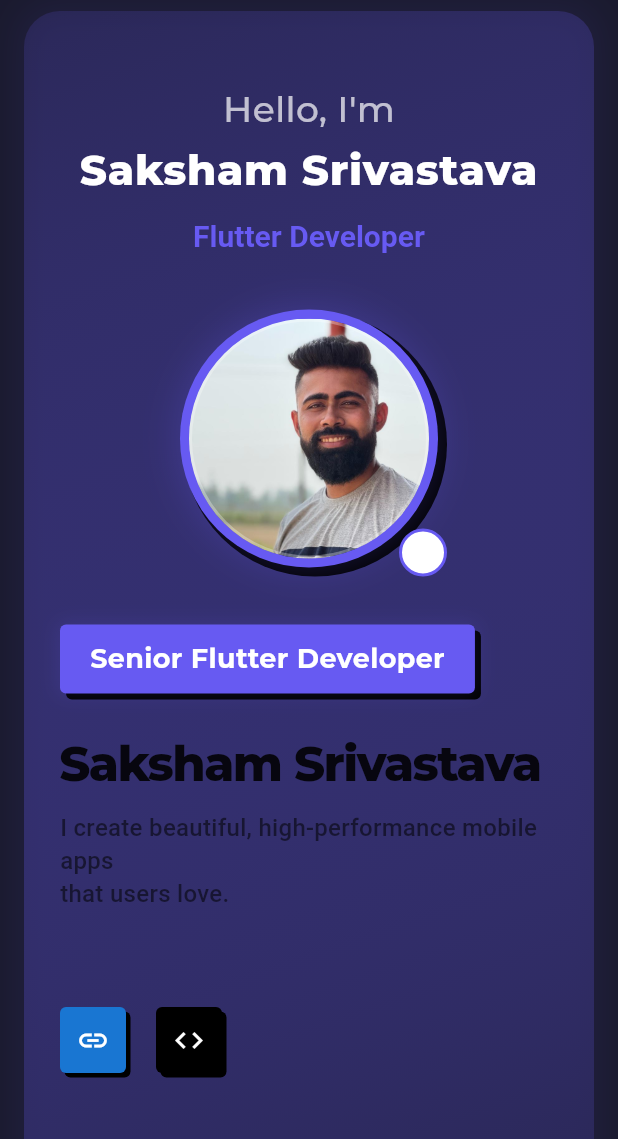
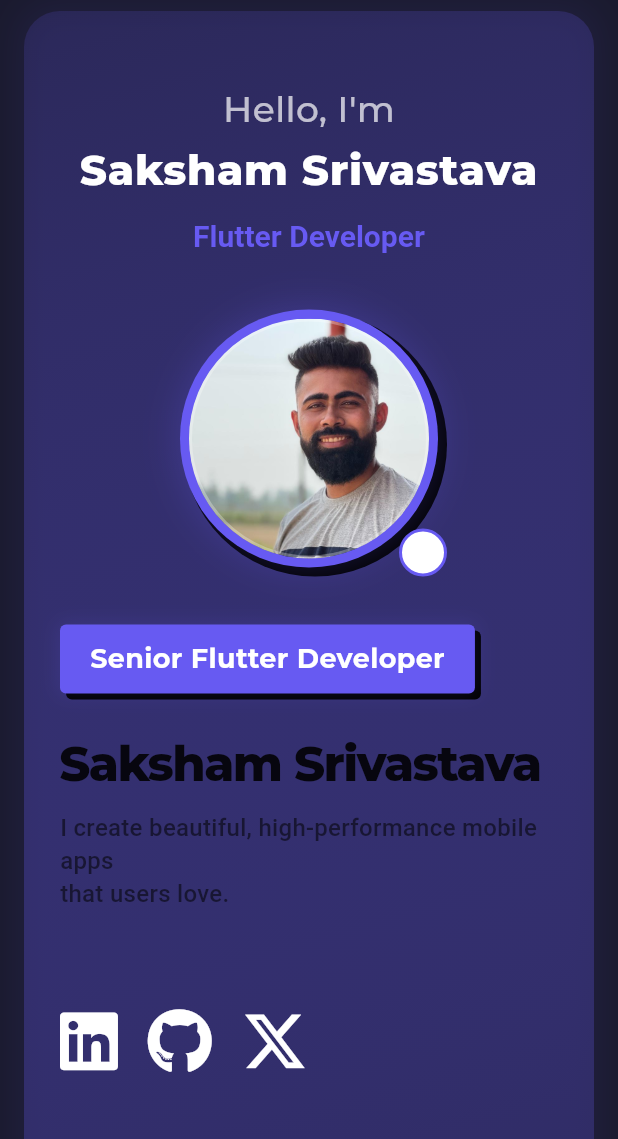
Before and after one commit to sakshamsri4/my_portfolio_web, a Flutter app: the screen it shows after launch, on a phone screen of 412 x 824 dp, the part 97-1236 px from its top. Run offline on Flutter 3.47's test engine with Material 3 defaults, Android fonts, the phone set to English and light mode, and no system bars; our stand-ins replace bloc, font_awesome_flutter, get, google_fonts, timeline_tile; missing offline and left inert: dart:html; generated files the repository leaves out were written again; project files that could hold a hidden picture were left out.

Commit message:
feat: Enhance hero section with tech stack icons, improved button designs, and refined layout for better user experience

```diff
--- a/lib/app/modules/home/widgets/hero_section.dart
+++ b/lib/app/modules/home/widgets/hero_section.dart
@@ -1,5 +1,6 @@
 import 'package:animated_text_kit/animated_text_kit.dart';
 import 'package:flutter/material.dart';
+import 'package:font_awesome_flutter/font_awesome_flutter.dart';
 import 'package:my_portfolio_web/app/modules/home/controllers/home_controller.dart';
 
 class HeroSection extends StatelessWidget {
@@ -80,6 +81,11 @@
               repeatForever: true,
             ),
           ),
+
+          const SizedBox(height: 40),
+
+          // Technology icons with CRED-inspired design
+          _buildTechIcons(context),
 
           const SizedBox(height: 40),
 
@@ -233,7 +239,7 @@
             foregroundDecoration: BoxDecoration(
               shape: BoxShape.circle,
               border: Border.all(
-                color: Colors.white.withOpacity(0.3),
+                color: Colors.white.withAlpha(75),
                 width: 2,
               ),
             ),
@@ -377,8 +383,8 @@
             // LinkedIn button with NeoPOP effect
             _buildNeoPOPButton(
               context: context,
-              icon: Icons.link,
-              color: Colors.blue.shade700,
+              icon: FontAwesomeIcons.linkedin,
+              color: const Color(0xFF0A66C2),
               onPressed: () => controller.launchProjectUrl(
                 'https://linkedin.com/in/sakshamsri/',
               ),
@@ -387,10 +393,20 @@
             // GitHub button with NeoPOP effect
             _buildNeoPOPButton(
               context: context,
-              icon: Icons.code,
+              icon: FontAwesomeIcons.github,
               color: Colors.black,
               onPressed: () => controller.launchProjectUrl(
                 'https://github.com/sakshamsri4',
+              ),
+            ),
+            const SizedBox(width: 20),
+            // Twitter/X button with NeoPOP effect
+            _buildNeoPOPButton(
+              context: context,
+              icon: FontAwesomeIcons.xTwitter,
+              color: Colors.black,
+              onPressed: () => controller.launchProjectUrl(
+                'https://twitter.com/sakshamsri4',
               ),
             ),
           ],
@@ -412,31 +428,11 @@
         clipBehavior: Clip.none,
         children: [
           // Shadow container with offset
-          Positioned(
-            left: 3,
-            top: 3,
-            child: Container(
-              width: 44,
-              height: 44,
-              decoration: BoxDecoration(
-                color: Colors.black,
-                borderRadius: BorderRadius.circular(4),
-              ),
-            ),
-          ),
           // Main container
-          Container(
-            width: 44,
-            height: 44,
-            decoration: BoxDecoration(
-              color: color,
-              borderRadius: BorderRadius.circular(4),
-            ),
-            child: Icon(
-              icon,
-              color: Colors.white,
-              size: 22,
-            ),
+          FaIcon(
+            icon,
+            color: Colors.white,
+            size: 44,
           ),
         ],
       ),
@@ -454,7 +450,7 @@
         _buildNeoPOPCTA(
           context: context,
           label: "Let's Work Together",
-          icon: Icons.email,
+          icon: FontAwesomeIcons.envelope,
           isPrimary: true,
           onPressed: controller.launchEmail,
         ),
@@ -462,7 +458,7 @@
         _buildNeoPOPCTA(
           context: context,
           label: 'Download CV',
-          icon: Icons.download,
+          icon: FontAwesomeIcons.fileArrowDown,
           isPrimary: false,
           onPressed: controller.downloadCV,
         ),
@@ -503,7 +499,7 @@
               child: Row(
                 mainAxisSize: MainAxisSize.min,
                 children: [
-                  Icon(
+                  FaIcon(
                     icon,
                     color: Colors.transparent,
                     size: isMobile ? 18 : 20,
@@ -545,7 +541,7 @@
             child: Row(
               mainAxisSize: MainAxisSize.min,
               children: [
-                Icon(
+                FaIcon(
                   icon,
                   color: isPrimary ? Colors.white : primaryColor,
                   size: isMobile ? 18 : 20,
@@ -565,6 +561,162 @@
           ),
         ],
       ),
+    );
+  }
+
+  // Technology icons with CRED-inspired design
+  Widget _buildTechIcons(BuildContext context) {
+    final primaryColor = Theme.of(context).colorScheme.primary;
+    final screenWidth = MediaQuery.of(context).size.width;
+    final isMobile = screenWidth < 600;
+
+    // Define the tech stack with their respective icons
+    final techStack = [
+      {
+        'name': 'Flutter',
+        'icon': FontAwesomeIcons.flutter,
+        'color': const Color(0xFF02569B),
+      },
+      {
+        'name': 'Firebase',
+        'icon': FontAwesomeIcons.fire,
+        'color': const Color(0xFFFFA000),
+      },
+      {
+        'name': 'GitHub',
+        'icon': FontAwesomeIcons.github,
+        'color': const Color(0xFF333333),
+      },
+      {
+        'name': 'Android',
+        'icon': FontAwesomeIcons.android,
+        'color': const Color(0xFF3DDC84),
+      },
+      {
+        'name': 'iOS',
+        'icon': FontAwesomeIcons.apple,
+        'color': const Color(0xFF999999),
+      },
+      {
+        'name': 'React',
+        'icon': FontAwesomeIcons.react,
+        'color': const Color(0xFF61DAFB),
+      },
+      {
+        'name': 'Node.js',
+        'icon': FontAwesomeIcons.nodeJs,
+        'color': const Color(0xFF339933),
+      },
+      {
+        'name': 'Database',
+        'icon': FontAwesomeIcons.database,
+        'color': const Color(0xFF336791),
+      },
+    ];
+
+    return Column(
+      children: [
+        // Section title with CRED-style typography
+        Text(
+          'TECH STACK',
+          style: TextStyle(
+            fontSize: 14,
+            letterSpacing: 2,
+            fontWeight: FontWeight.w600,
+            color: primaryColor,
+          ),
+        ),
+        const SizedBox(height: 20),
+        // Tech icons in a responsive grid
+        Wrap(
+          spacing: isMobile ? 16 : 24,
+          runSpacing: isMobile ? 16 : 24,
+          alignment: WrapAlignment.center,
+          children: techStack
+              .map(
+                (tech) => _buildTechIcon(
+                  context: context,
+                  icon: tech['icon']! as IconData,
+                  name: tech['name']! as String,
+                  color: tech['color']! as Color,
+                ),
+              )
+              .toList(),
+        ),
+      ],
+    );
+  }
+
+  // Helper method to create CRED-style tech icons
+  Widget _buildTechIcon({
+    required BuildContext context,
+    required IconData icon,
+    required String name,
+    required Color color,
+  }) {
+    final screenWidth = MediaQuery.of(context).size.width;
+    final isMobile = screenWidth < 600;
+    final size = isMobile ? 50.0 : 60.0;
+
+    return Column(
+      mainAxisSize: MainAxisSize.min,
+      children: [
+        // Icon with NeoPOP effect
+        Stack(
+          clipBehavior: Clip.none,
+          children: [
+            // Shadow container with offset
+            Positioned(
+              left: 3,
+              top: 3,
+              child: Container(
+                width: size,
+                height: size,
+                decoration: BoxDecoration(
+                  color: Colors.black,
+                  borderRadius: BorderRadius.circular(12),
+                ),
+              ),
+            ),
+            // Main container
+            Container(
+              width: size,
+              height: size,
+              decoration: BoxDecoration(
+                color: Colors.white,
+                borderRadius: BorderRadius.circular(12),
+                boxShadow: [
+                  BoxShadow(
+                    color: color.withAlpha(40),
+                    blurRadius: 8,
+                    spreadRadius: 1,
+                  ),
+                ],
+                border: Border.all(
+                  color: color.withAlpha(50),
+                ),
+              ),
+              child: Center(
+                child: FaIcon(
+                  icon,
+                  color: color,
+                  size: size * 0.5,
+                ),
+              ),
+            ),
+          ],
+        ),
+        const SizedBox(height: 8),
+        // Tech name with CRED-style typography
+        Text(
+          name,
+          style: TextStyle(
+            fontSize: 12,
+            fontWeight: FontWeight.w600,
+            color: Theme.of(context).colorScheme.onSurface.withAlpha(180),
+          ),
+        ),
+      ],
     );
   }
 
@@ -611,10 +763,10 @@
                 color: primaryColor,
                 borderRadius: BorderRadius.circular(4),
               ),
-              child: const Icon(
-                Icons.keyboard_arrow_down,
+              child: const FaIcon(
+                FontAwesomeIcons.angleDown,
                 color: Colors.white,
-                size: 24,
+                size: 20,
               ),
             ),
           ],
```
Also changed, not shown: 1 other file.
